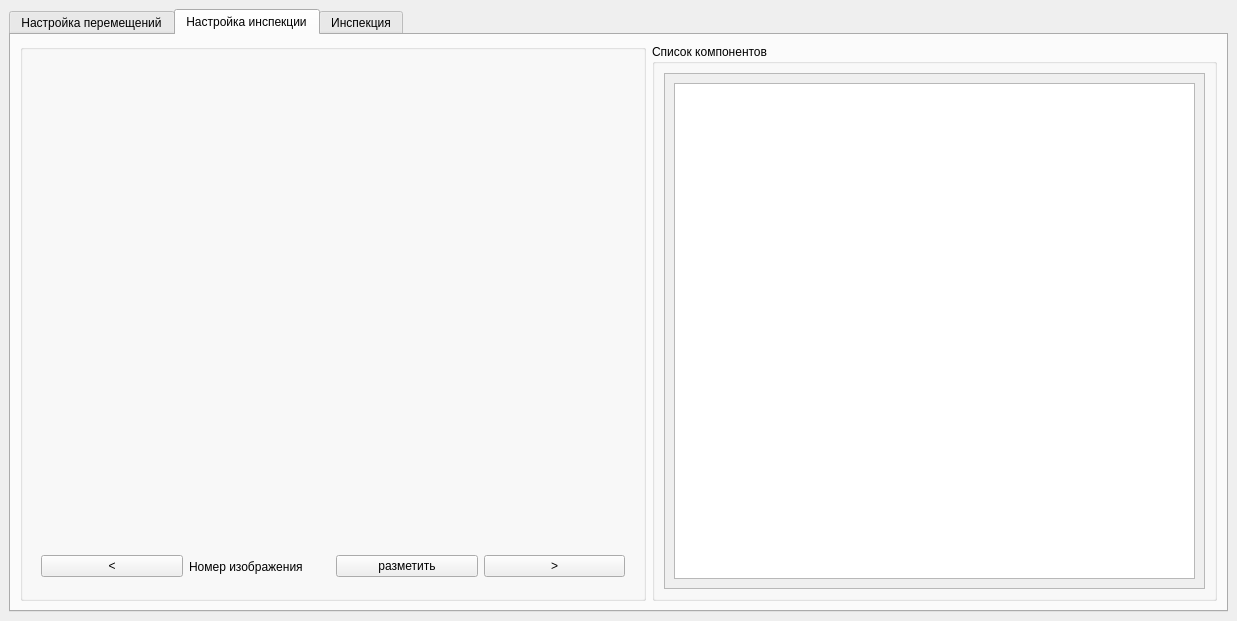
Qt form ui/cnc_control.ui (mikhail-7975/cnc_control) before a commit.
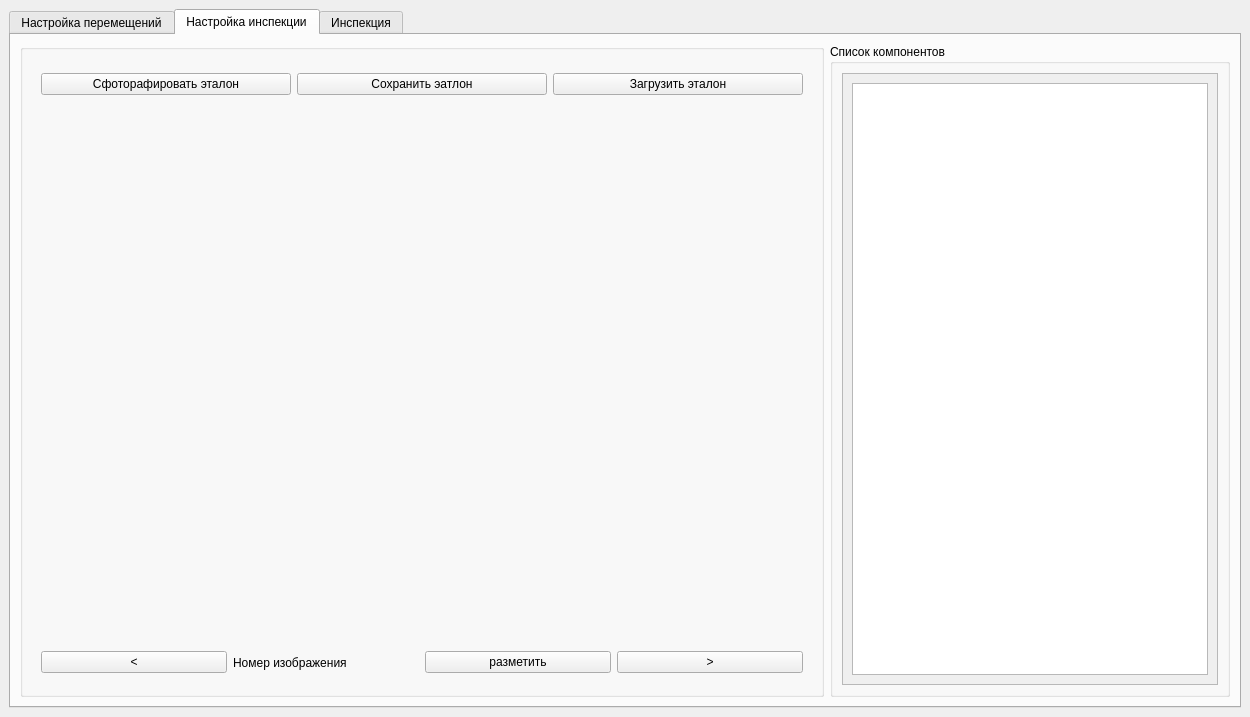
The same form after that commit. The open tabs and pages were chosen to show the change.

Commit message: add etalon buttons

What changed in the file:
```diff
--- a/ui/cnc_control.ui
+++ b/ui/cnc_control.ui
@@ -6,8 +6,8 @@
    <rect>
     <x>0</x>
     <y>0</y>
-    <width>1237</width>
-    <height>621</height>
+    <width>1250</width>
+    <height>717</height>
    </rect>
   </property>
   <property name="maximumSize">
@@ -476,6 +476,39 @@
            <string/>
           </property>
           <layout class="QVBoxLayout" name="verticalLayout_6">
+           <item>
+            <widget class="QWidget" name="etalon_control_pannel_widget" native="true">
+             <property name="maximumSize">
+              <size>
+               <width>16777215</width>
+               <height>50</height>
+              </size>
+             </property>
+             <layout class="QHBoxLayout" name="horizontalLayout_10">
+              <item>
+               <widget class="QPushButton" name="take_etalon_images_button">
+                <property name="text">
+                 <string>Сфоторафировать эталон</string>
+                </property>
+               </widget>
+              </item>
+              <item>
+               <widget class="QPushButton" name="save_etalon_images_button">
+                <property name="text">
+                 <string>Сохранить эатлон</string>
+                </property>
+               </widget>
+              </item>
+              <item>
+               <widget class="QPushButton" name="load_etalon_images_button">
+                <property name="text">
+                 <string>Загрузить эталон</string>
+                </property>
+               </widget>
+              </item>
+             </layout>
+            </widget>
+           </item>
            <item>
             <widget class="QWidget" name="display_etalon_image_widget" native="true">
              <property name="minimumSize">
@@ -531,6 +564,12 @@
         </item>
         <item>
          <widget class="QGroupBox" name="component_list_groupbox">
+          <property name="maximumSize">
+           <size>
+            <width>400</width>
+            <height>16777215</height>
+           </size>
+          </property>
           <property name="title">
            <string>Список компонентов</string>
           </property>
@@ -545,8 +584,8 @@
                <rect>
                 <x>0</x>
                 <y>0</y>
-                <width>539</width>
-                <height>504</height>
+                <width>374</width>
+                <height>600</height>
                </rect>
               </property>
               <layout class="QVBoxLayout" name="verticalLayout_8">
```
Left out of the diff: 4 changed lines with no effect on the pictures. The commit also changes 2 other files.
